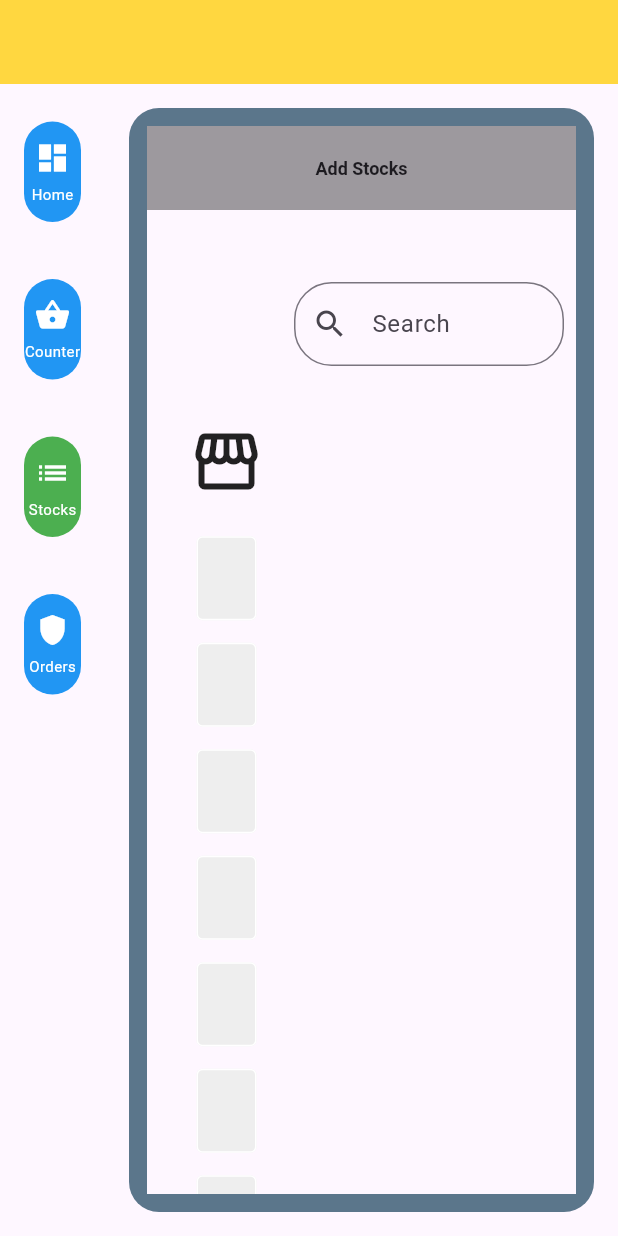
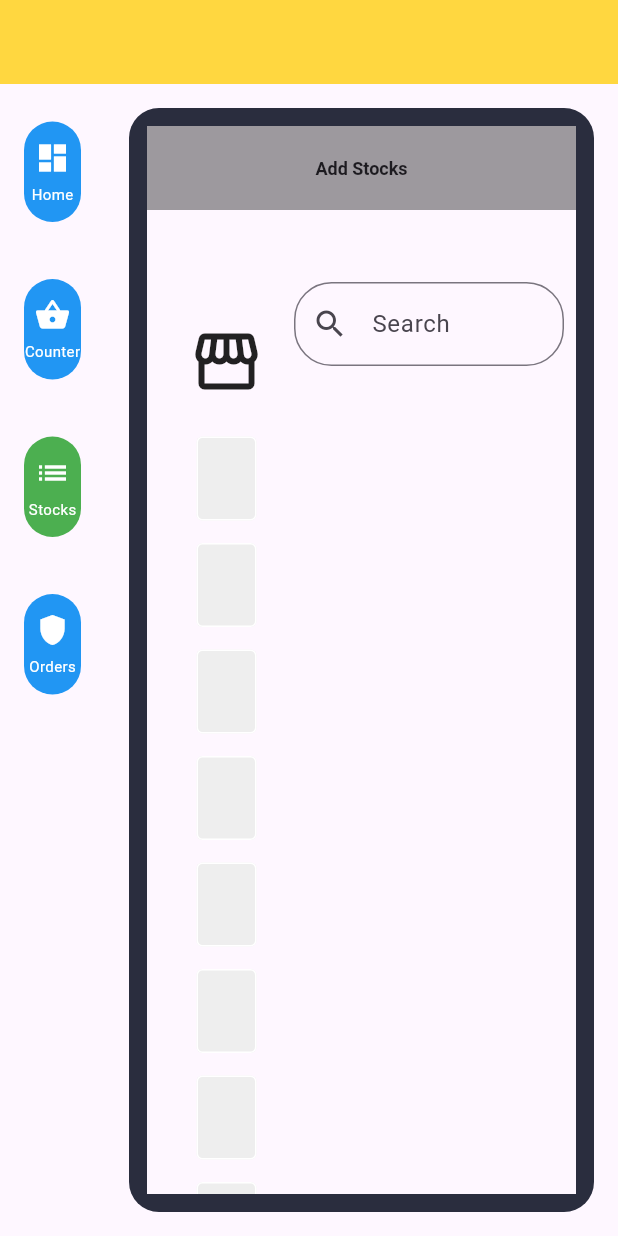
Before and after one commit to koshtony/offline_POS, a Flutter app: the screen it shows after launch, after a tap on "Counter", after a tap on "Stocks", on a phone screen of 412 x 824 dp. Run offline on Flutter 3.47's test engine with Material 3 defaults, Android fonts, the phone set to English and light mode, and no system bars; our stand-ins replace fl_chart, shared_preferences, sqflite_common_ffi, sqflite_common_ffi_web; missing offline and left inert: dart:js_interop, flutter_shopping_cart; accounts and stored records are empty.

Commit message:
dashboard set

```diff
--- a/offline_pos/lib/database/models.dart
+++ b/offline_pos/lib/database/models.dart
@@ -96,12 +96,14 @@ class Bag {
 class DashList {
   final String title;
   final double value;
+  final double percentage;
   final Icon icon;
   final Color color;
 
   DashList(
       {required this.title,
       required this.value,
+      required this.percentage,
       required this.icon,
       required this.color});
 }
--- a/offline_pos/lib/database/operations.dart
+++ b/offline_pos/lib/database/operations.dart
@@ -169,6 +169,26 @@ class SQLOps {
     int sum = result[0]['totalPrice'];
     return sum;
   }
+
+  static Future<int> getStocksQtyTotal() async {
+    final db = await SQLOps._db();
+
+    List<Map> result =
+        await db.rawQuery("select sum(qty) as totalQty from stocks");
+    int total = result[0]['totalQty'];
+
+    return total;
+  }
+
+  static Future<int> getStocksValTotal(col) async {
+    final db = await SQLOps._db();
+
+    List<Map> result =
+        await db.rawQuery("select sum($col*qty) as totalVal from stocks");
+    int total = result[0]['totalVal'];
+
+    return total;
+  }
 }
 
 //
--- a/offline_pos/lib/pages/add_stocks_page.dart
+++ b/offline_pos/lib/pages/add_stocks_page.dart
@@ -1,5 +1,4 @@
 import 'package:flutter/material.dart';
-import 'package:offline_pos/components/alert_form.dart';
 import 'package:offline_pos/components/textbox.dart';
 import 'package:offline_pos/database/models.dart';
 import 'package:offline_pos/database/operations.dart';
@@ -79,8 +78,10 @@ class _AddStocksPageState extends State<AddStocksPage> {
             children: [
               Flexible(
                 flex: 1,
+                child: SizedBox(
+                  height: MediaQuery.of(context).size.height -
+                      MediaQuery.of(context).padding.top,
                   child: Column(
-                  mainAxisAlignment: MainAxisAlignment.start,
                     children: [
                       const Icon(Icons.storefront, size: 50),
                       const SizedBox(height: 25),
@@ -137,7 +138,8 @@ class _AddStocksPageState extends State<AddStocksPage> {
                                   children: [
                                     ElevatedButton.icon(
                                         onPressed: () async {
-                                        if (_formKey.currentState!.validate()) {
+                                          if (_formKey.currentState!
+                                              .validate()) {
                                             await saveStocks();
 
                                             setState(() {
@@ -158,6 +160,7 @@ class _AddStocksPageState extends State<AddStocksPage> {
                             ],
                           )),
                     ],
+                  ),
                 ),
               ),
               Flexible(
--- a/offline_pos/lib/pages/counter_page.dart
+++ b/offline_pos/lib/pages/counter_page.dart
@@ -43,6 +43,8 @@ class _CounterPageState extends State<CounterPage> {
 
   var shoppingCart = ShoppingCart();
 
+  TextEditingController searchController = TextEditingController();
+
   void showAlert(String msg) {
     showDialog(
         context: context,
@@ -66,6 +68,12 @@ class _CounterPageState extends State<CounterPage> {
     _vat = getVat();
   }
 
+  void filterStockList(String query) {
+    setState(() {
+      _stocksList = context.read<PosChangeNotifier>().getIndStocks(query);
+    });
+  }
+
   @override
   Widget build(BuildContext context) {
     final cart = Provider.of<PosChangeNotifier>(context);
@@ -79,7 +87,7 @@ class _CounterPageState extends State<CounterPage> {
             mainAxisAlignment: MainAxisAlignment.spaceBetween,
             children: [
               Flexible(
-                flex: 2,
+                flex: 1,
                 child: Column(
                   mainAxisAlignment: MainAxisAlignment.start,
                   children: [
@@ -90,7 +98,15 @@ class _CounterPageState extends State<CounterPage> {
                           fontSize: 16,
                         )),
                     TextField(
-                      controller: TextEditingController(),
+                      controller: searchController,
+                      onChanged: ((value) {
+                        if (value == "") {
+                          _stocksList =
+                              context.read<PosChangeNotifier>().getStocks();
+                        } else {
+                          filterStockList(value.toString());
+                        }
+                      }),
                       decoration: InputDecoration(
                           labelText: "search",
                           prefixIcon: Icon(Icons.search),
--- a/offline_pos/lib/pages/dashboard.dart
+++ b/offline_pos/lib/pages/dashboard.dart
@@ -48,12 +48,28 @@ class _DashboardPageState extends State<DashboardPage> {
     return await SQLOps.groupByCat();
   }
 
+  Future getIndSales(String query) async {
+    return await SQLOps.getIndDetail("sales", query);
+  }
+
+  Future stocksTotal() async {
+    return SQLOps.getStocksQtyTotal();
+  }
+
+  Future stocksCost() async {
+    return SQLOps.getStocksValTotal("cost");
+  }
+
   Future<dynamic>? _sales;
   late double _qtyTotal = 0.0;
   late double _qtyMonthTotal = 0.0;
   late double _monthRev = 0.0;
   late double _monthProfit = 0.0;
   late List<Map> _stocksCat = [];
+  late double _totalStocks = 0.0;
+  late double _totalCost = 0.0;
+
+  TextEditingController searchTabController = TextEditingController();
 
   @override
   void initState() {
@@ -89,6 +105,24 @@ class _DashboardPageState extends State<DashboardPage> {
         _stocksCat = value;
       });
     });
+
+    stocksTotal().then((value) {
+      setState(() {
+        _totalStocks = value;
+      });
+    });
+
+    stocksCost().then((value) {
+      setState(() {
+        _totalCost = value;
+      });
+    });
+  }
+
+  void filterTable(String query) {
+    setState(() {
+      _sales = getIndSales(query);
+    });
   }
 
   @override
@@ -97,21 +131,25 @@ class _DashboardPageState extends State<DashboardPage> {
       DashList(
           title: "Today sales/Target",
           value: _qtyTotal,
+          percentage: _qtyTotal / _totalStocks,
           icon: const Icon(Icons.calendar_view_day),
           color: Colors.green),
       DashList(
           title: "Monthly sales/Target",
           value: _qtyMonthTotal,
+          percentage: _qtyMonthTotal / _totalStocks,
           icon: const Icon(Icons.calendar_view_month),
           color: Colors.blue),
       DashList(
           title: "Monthly Revenue/Target",
           value: _monthRev,
+          percentage: _monthRev / _totalCost,
           icon: const Icon(Icons.payments),
           color: Colors.yellow),
       DashList(
           title: "Monthly Profit/Target",
           value: _monthProfit,
+          percentage: 0.6,
           icon: const Icon(Icons.money),
           color: Colors.orange)
     ];
@@ -186,7 +224,9 @@ class _DashboardPageState extends State<DashboardPage> {
                                             builder: (context, constraints) =>
                                                 Container(
                                                   width: constraints.maxWidth *
-                                                      0.6,
+                                                          info[index]
+                                                              .percentage ??
+                                                      0.0,
                                                   height: 5,
                                                   decoration: BoxDecoration(
                                                       color: info[index].color,
@@ -226,10 +266,22 @@ class _DashboardPageState extends State<DashboardPage> {
                                     fontWeight: FontWeight.bold,
                                     fontSize: 14,
                                   )),
+                              TextField(
+                                  controller: searchTabController,
+                                  style: TextStyle(color: Colors.orange),
+                                  onChanged: (value) {
+                                    if (value == "") {
+                                      _sales = getSalesList();
+                                    } else {
+                                      filterTable(value);
+                                    }
+                                  },
+                                  decoration: InputDecoration(
+                                      labelText: "search",
+                                      prefixIcon: Icon(Icons.search))),
                               FutureBuilder(
                                   future: _sales,
                                   builder: ((context, snapshot) {
-                                    print(snapshot.data.runtimeType);
                                     if (snapshot.data == null) {
                                       const Text("No sales recorded");
                                     } else if (snapshot.hasData) {
--- a/offline_pos/lib/pages/home_page.dart
+++ b/offline_pos/lib/pages/home_page.dart
@@ -47,7 +47,7 @@ class _HomePageState extends State<HomePage> {
           padding: const EdgeInsets.all(12.0),
           decoration: BoxDecoration(
               borderRadius: BorderRadius.circular(20),
-              color: const Color.fromARGB(255, 91, 118, 139)),
+              color: const Color(0xFF2A2D3E)),
           child: renderView(),
         ))
       ]),
```
Lines whose indentation alone changed are shown as unchanged.
